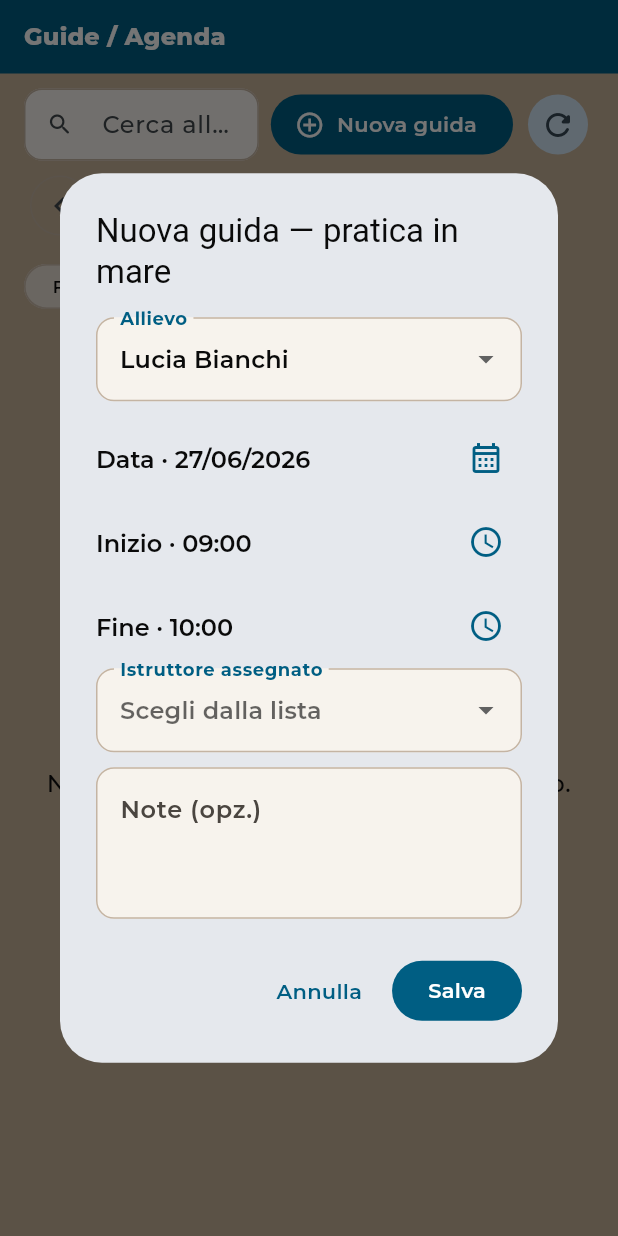
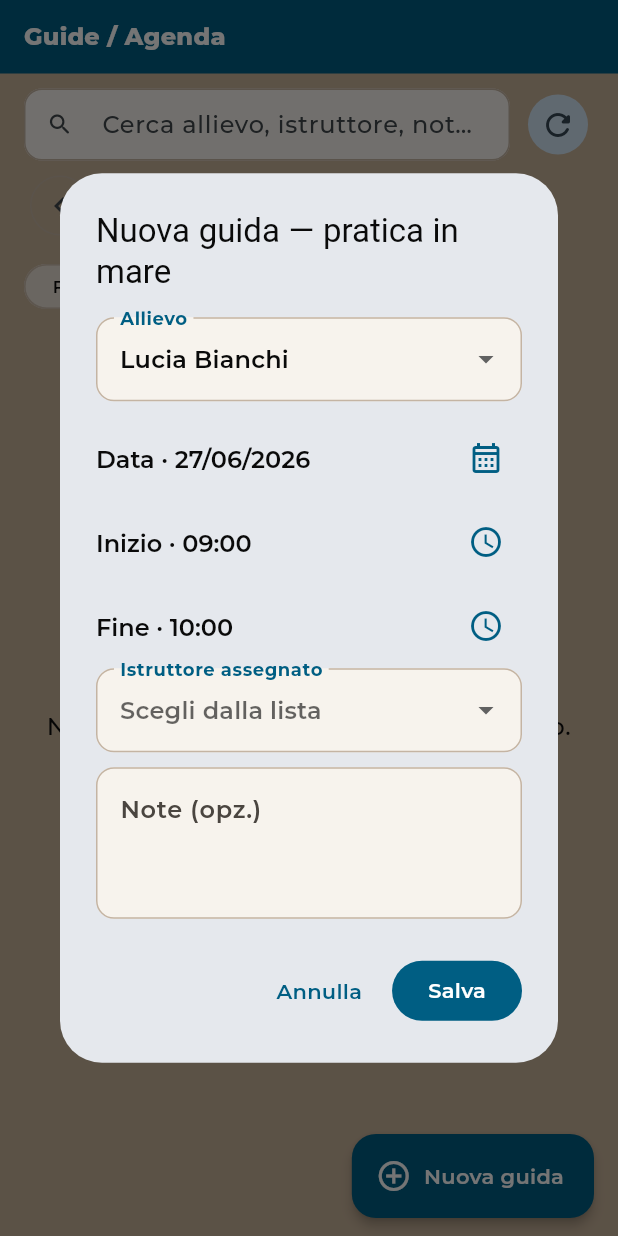
Before and after one commit to Erede82/scuola-nautica-liana, a Flutter app: the GuidanceAppointmentsDirectoryPage widget shown alone on an empty page, opened directly with empty values, after a tap on "Nuova guida", on a phone screen of 412 x 824 dp. Run offline on Flutter 3.47's test engine with Material 3 defaults, Android fonts, the phone set to English and light mode, and no system bars; our stand-ins replace file_picker, font_awesome_flutter, google_fonts, supabase_flutter, video_player; missing offline and left inert: postgrest; accounts and stored records are empty; Roboto replaces fonts that are missing (Ovo).

Commit message:
Backoffice: rende sempre accessibile nuova guida
Co-authored-by: Cursor <cursoragent@cursor.com>

```diff
--- a/lib/pages/backoffice/guidance_appointments_directory_page.dart
+++ b/lib/pages/backoffice/guidance_appointments_directory_page.dart
@@ -46,6 +46,11 @@ class _GuidanceAppointmentsDirectoryPageState
   static const int _agendaStartHour = 8;
   static const int _agendaEndHour = 20;
   static const double _hourHeight = 48;
+  static const double _compactToolbarBreakpoint = 600;
+  static const double _fabBottomClearance = 76;
+
+  /// Cache locale allievi — precaricata con l’agenda per aprire il dialog subito.
+  List<StudentProfile>? _studentProfiles;
 
   @override
   void initState() {
@@ -95,9 +100,19 @@ class _GuidanceAppointmentsDirectoryPageState
     }
   }
 
+  Future<List<StudentProfile>> _studentProfilesForDialog() async {
+    final cached = _studentProfiles;
+    if (cached != null) return cached;
+    final profiles = await backofficeRepository.listStudentProfiles();
+    if (mounted) {
+      setState(() => _studentProfiles = profiles);
+    }
+    return profiles;
+  }
+
   Future<void> _editGuide(GuidanceListItem item) async {
     try {
-      final profiles = await backofficeRepository.listStudentProfiles();
+      final profiles = await _studentProfilesForDialog();
       if (!mounted) return;
       await showEditAgendaSeaPracticeDialog(
         context,
@@ -121,7 +136,7 @@ class _GuidanceAppointmentsDirectoryPageState
 
   Future<void> _openNewSeaLesson() async {
     try {
-      final profiles = await backofficeRepository.listStudentProfiles();
+      final profiles = await _studentProfilesForDialog();
       if (!mounted) return;
       if (profiles.isEmpty) {
         ScaffoldMessenger.of(context).showSnackBar(
@@ -157,10 +172,14 @@ class _GuidanceAppointmentsDirectoryPageState
       _error = null;
     });
     try {
-      final list = await backofficeRepository.listGuidanceAppointments();
+      final results = await Future.wait<Object>([
+        backofficeRepository.listGuidanceAppointments(),
+        backofficeRepository.listStudentProfiles(),
+      ]);
       if (!mounted) return;
       setState(() {
-        _items = list;
+        _items = results[0] as List<GuidanceListItem>;
+        _studentProfiles = results[1] as List<StudentProfile>;
         _loading = false;
       });
     } catch (e, st) {
@@ -196,14 +215,16 @@ class _GuidanceAppointmentsDirectoryPageState
 
   List<GuidanceListItem> _itemsInWeek(List<GuidanceListItem> filtered) {
     final weekEnd = _weekMonday.add(const Duration(days: 7));
-    return filtered.where((i) {
+    return filtered
+        .where((i) {
           final day = DateTime(
             i.lessonDate.year,
             i.lessonDate.month,
             i.lessonDate.day,
           );
           return !day.isBefore(_weekMonday) && day.isBefore(weekEnd);
-    }).toList(growable: false);
+        })
+        .toList(growable: false);
   }
 
   String _weekRangeLabel() {
@@ -240,9 +261,79 @@ class _GuidanceAppointmentsDirectoryPageState
     return names[weekday - 1];
   }
 
+  Widget _buildSearchField() {
+    return TextField(
+      controller: _searchCtrl,
+      decoration: const InputDecoration(
+        hintText: 'Cerca allievo, istruttore, note…',
+        border: OutlineInputBorder(),
+        isDense: true,
+        prefixIcon: Icon(Icons.search_rounded),
+      ),
+      onChanged: (_) => setState(() {}),
+    );
+  }
+
+  Widget _buildRefreshButton() {
+    return IconButton.filledTonal(
+      onPressed: _loading ? null : _load,
+      icon: const Icon(Icons.refresh_rounded),
+      tooltip: 'Aggiorna agenda',
+    );
+  }
+
+  Widget _buildNewGuideButton() {
+    return FilledButton.icon(
+      onPressed: _loading ? null : _openNewSeaLesson,
+      icon: const Icon(Icons.add_circle_outline, size: 20),
+      label: const Text('Nuova guida'),
+    );
+  }
+
+  Widget _buildSearchToolbar({required bool compact}) {
+    final padding = const EdgeInsets.fromLTRB(16, 10, 16, 6);
+    if (compact) {
+      return Padding(
+        padding: padding,
+        child: Row(
+          children: [
+            Expanded(child: _buildSearchField()),
+            const SizedBox(width: 8),
+            _buildRefreshButton(),
+          ],
+        ),
+      );
+    }
+    return Padding(
+      padding: padding,
+      child: Row(
+        children: [
+          Expanded(child: _buildSearchField()),
+          const SizedBox(width: 8),
+          _buildNewGuideButton(),
+          const SizedBox(width: 6),
+          _buildRefreshButton(),
+        ],
+      ),
+    );
+  }
+
+  Widget _buildNewGuideFab() {
+    return FloatingActionButton.extended(
+      onPressed: _loading ? null : _openNewSeaLesson,
+      icon: const Icon(Icons.add_circle_outline),
+      label: const Text('Nuova guida'),
+      backgroundColor: AppVisual.logoBlue,
+      foregroundColor: Colors.white,
+      elevation: 3,
+    );
+  }
+
   @override
   Widget build(BuildContext context) {
     final textTheme = Theme.of(context).textTheme;
+    final compact =
+        MediaQuery.sizeOf(context).width < _compactToolbarBreakpoint;
 
     return ColoredBox(
       color: AppVisual.canvas,
@@ -263,37 +354,7 @@ class _GuidanceAppointmentsDirectoryPageState
                 ),
               ),
             ),
-          Padding(
-            padding: const EdgeInsets.fromLTRB(16, 10, 16, 6),
-            child: Row(
-              children: [
-                Expanded(
-                  child: TextField(
-                    controller: _searchCtrl,
-                    decoration: const InputDecoration(
-                      hintText: 'Cerca allievo, istruttore, note…',
-                      border: OutlineInputBorder(),
-                      isDense: true,
-                      prefixIcon: Icon(Icons.search_rounded),
-                    ),
-                    onChanged: (_) => setState(() {}),
-                  ),
-                ),
-                const SizedBox(width: 8),
-                FilledButton.icon(
-                  onPressed: _loading ? null : _openNewSeaLesson,
-                  icon: const Icon(Icons.add_circle_outline, size: 20),
-                  label: const Text('Nuova guida'),
-                ),
-                const SizedBox(width: 6),
-                IconButton.filledTonal(
-                  onPressed: _loading ? null : _load,
-                  icon: const Icon(Icons.refresh_rounded),
-                  tooltip: 'Aggiorna agenda',
-                ),
-              ],
-            ),
-          ),
+          _buildSearchToolbar(compact: compact),
           Padding(
             padding: const EdgeInsets.symmetric(horizontal: 16),
             child: Wrap(
@@ -345,7 +406,27 @@ class _GuidanceAppointmentsDirectoryPageState
             ),
           ),
           const SizedBox(height: 6),
-          Expanded(child: _buildBody(textTheme)),
+          Expanded(
+            child: Stack(
+              clipBehavior: Clip.none,
+              children: [
+                Positioned.fill(
+                  child: Padding(
+                    padding: EdgeInsets.only(
+                      bottom: compact ? _fabBottomClearance : 0,
+                    ),
+                    child: _buildBody(textTheme),
+                  ),
+                ),
+                if (compact)
+                  Positioned(
+                    right: 16,
+                    bottom: 12,
+                    child: SafeArea(top: false, child: _buildNewGuideFab()),
+                  ),
+              ],
+            ),
+          ),
         ],
       ),
     );
@@ -418,12 +499,7 @@ class _WeekAgendaGrid extends StatelessWidget {
 
   DateTime _effectiveStart(GuidanceListItem i) {
     if (i.startTime != null) return i.startTime!.toLocal();
-    return DateTime(
-      i.lessonDate.year,
-      i.lessonDate.month,
-      i.lessonDate.day,
-      9,
-    );
+    return DateTime(i.lessonDate.year, i.lessonDate.month, i.lessonDate.day, 9);
   }
 
   DateTime _effectiveEnd(GuidanceListItem i) {
@@ -433,10 +509,16 @@ class _WeekAgendaGrid extends StatelessWidget {
 
   List<GuidanceListItem> _forDay(DateTime day) {
     final day0 = DateTime(day.year, day.month, day.day);
-    return items.where((i) {
-      final d = DateTime(i.lessonDate.year, i.lessonDate.month, i.lessonDate.day);
+    return items
+        .where((i) {
+          final d = DateTime(
+            i.lessonDate.year,
+            i.lessonDate.month,
+            i.lessonDate.day,
+          );
           return d == day0;
-    }).toList(growable: false);
+        })
+        .toList(growable: false);
   }
 
   @override
@@ -444,17 +526,16 @@ class _WeekAgendaGrid extends StatelessWidget {
     final textTheme = Theme.of(context).textTheme;
     final totalHours = endHour - startHour;
     final gridHeight = totalHours * hourHeight;
-    final days = List.generate(
-      7,
-      (i) => weekMonday.add(Duration(days: i)),
-    );
+    final days = List.generate(7, (i) => weekMonday.add(Duration(days: i)));
     final today = DateTime.now();
     final todayDate = DateTime(today.year, today.month, today.day);
 
     return LayoutBuilder(
       builder: (context, c) {
         final dayColWidth = (c.maxWidth - _timeColWidth - 32) / 7;
-        final colW = dayColWidth < _minDayColWidth ? _minDayColWidth : dayColWidth;
+        final colW = dayColWidth < _minDayColWidth
+            ? _minDayColWidth
+            : dayColWidth;
         final scrollWide = colW * 7 + _timeColWidth + 16 > c.maxWidth;
 
         final gridWidth = scrollWide
@@ -464,9 +545,7 @@ class _WeekAgendaGrid extends StatelessWidget {
         final grid = DecoratedBox(
           decoration: BoxDecoration(
             color: AppVisual.surface,
-            border: Border.all(
-              color: AppVisual.border.withValues(alpha: 0.78),
-            ),
+            border: Border.all(color: AppVisual.border.withValues(alpha: 0.78)),
             borderRadius: BorderRadius.circular(8),
           ),
           child: ClipRRect(
@@ -606,7 +685,8 @@ class _WeekAgendaGrid extends StatelessWidget {
       laneByItem[item] = lane;
     }
 
-    return sorted.map((item) {
+    return sorted
+        .map((item) {
           final start = guidanceEffectiveStart(item);
           final end = guidanceEffectiveEnd(item);
           final lane = laneByItem[item]!;
@@ -625,7 +705,8 @@ class _WeekAgendaGrid extends StatelessWidget {
             lane: lane,
             laneCount: laneCount,
           );
-    }).toList(growable: false);
+        })
+        .toList(growable: false);
   }
 
   Widget _positionedBlock(
@@ -649,7 +730,10 @@ class _WeekAgendaGrid extends StatelessWidget {
     final topMinutes = blockStart.difference(dayStart).inMinutes.toDouble();
     final heightMinutes = blockEnd.difference(blockStart).inMinutes.toDouble();
     final top = (topMinutes / 60) * hourHeight;
-    final height = ((heightMinutes / 60) * hourHeight).clamp(22.0, double.infinity);
+    final height = ((heightMinutes / 60) * hourHeight).clamp(
+      22.0,
+      double.infinity,
+    );
 
     final accent = switch (item.completionOutcome) {
       AppointmentCompletionOutcome.attended => const Color(0xFF15803D),
@@ -685,8 +769,7 @@ class _WeekAgendaGrid extends StatelessWidget {
     final usableWidth = columnWidth - blockInsetH * 2;
     final laneWidth = usableWidth / placement.laneCount;
     final blockWidth = (laneWidth - laneGap).clamp(24.0, usableWidth);
-    final blockLeft =
-        blockInsetH + placement.lane * laneWidth + laneGap / 2;
+    final blockLeft = blockInsetH + placement.lane * laneWidth + laneGap / 2;
 
     return Positioned(
       top: top + blockInsetV,
@@ -727,9 +810,7 @@ class _WeekAgendaGrid extends StatelessWidget {
                                 alignment: Alignment.centerLeft,
                                 child: Text(
                                   item.studentFullName,
-                                  style: Theme.of(context)
-                                      .textTheme
-                                      .labelSmall
+                                  style: Theme.of(context).textTheme.labelSmall
                                       ?.copyWith(
                                         fontWeight: FontWeight.w800,
                                         color: BackofficeUiTokens.text,
@@ -814,7 +895,10 @@ class _DayColumn extends StatelessWidget {
   final double hourHeight;
   final bool isToday;
   final List<GuidanceListItem> items;
-  final Widget Function(BuildContext context, _DayAppointmentPlacement placement)
+  final Widget Function(
+    BuildContext context,
+    _DayAppointmentPlacement placement,
+  )
   positionBlock;
 
   Color get _columnTint {
@@ -835,9 +919,7 @@ class _DayColumn extends StatelessWidget {
         decoration: BoxDecoration(
           color: _columnTint,
           border: Border(
-            right: BorderSide(
-              color: AppVisual.border.withValues(alpha: 0.72),
-            ),
+            right: BorderSide(color: AppVisual.border.withValues(alpha: 0.72)),
           ),
         ),
         child: Column(
@@ -908,9 +990,7 @@ class _HourRowShell extends StatelessWidget {
       decoration: BoxDecoration(
         color: Color.alphaBlend(hourBand, base),
         border: Border(
-          top: BorderSide(
-            color: AppVisual.border.withValues(alpha: 0.78),
-          ),
+          top: BorderSide(color: AppVisual.border.withValues(alpha: 0.78)),
           bottom: isLastHour
               ? BorderSide(color: AppVisual.border.withValues(alpha: 0.55))
               : BorderSide.none,
```
Lines whose indentation alone changed are shown as unchanged.
